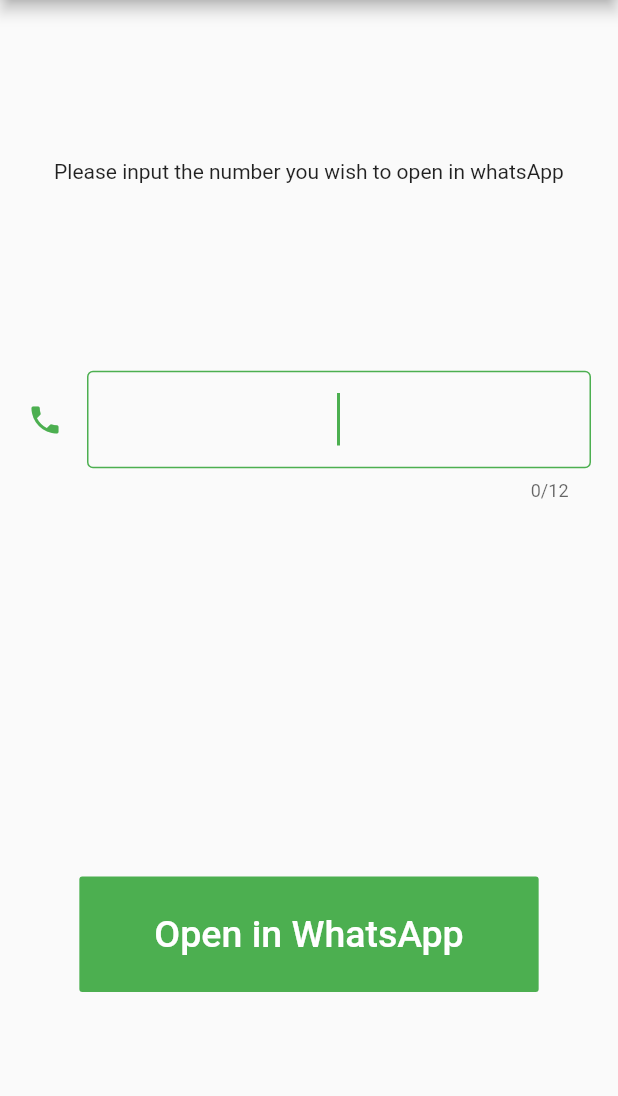
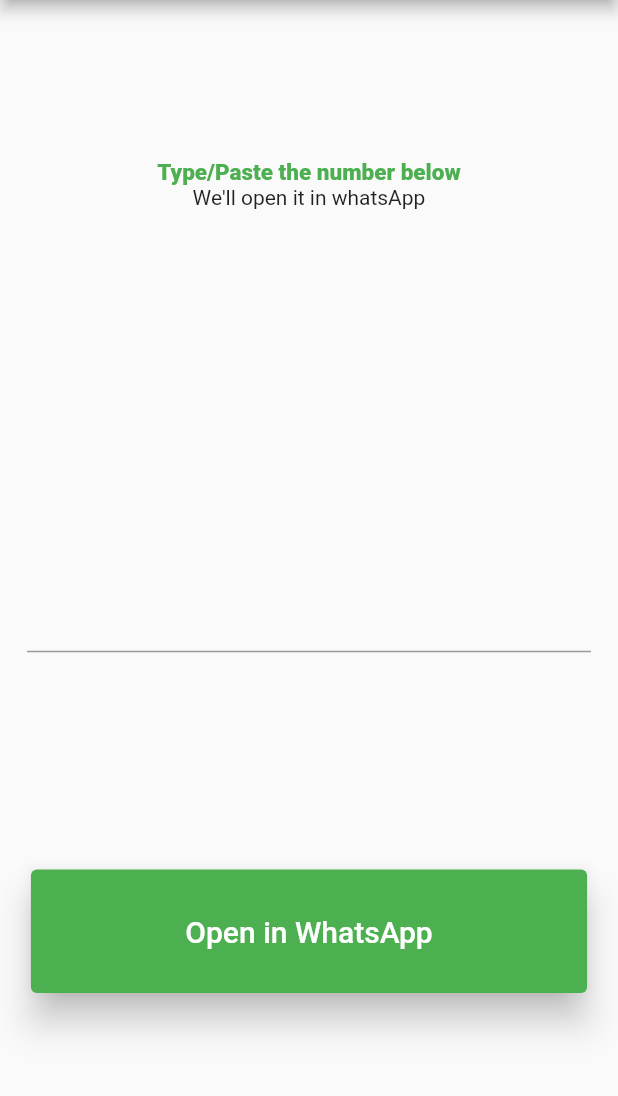
Before and after one commit to Qclaire/whatsapp_dialer, a Flutter app: the screen it shows after launch, on a phone screen of 412 x 824 dp, the part 84-1180 px from its top. Run offline on Flutter 3.47's test engine with Material 2 defaults, Android fonts, the phone set to English and light mode, and no system bars; missing offline and left inert: clipboard.

Commit message:
new style, buggy clipboard

```diff
--- a/lib/main.dart
+++ b/lib/main.dart
@@ -1,6 +1,9 @@
+import 'package:clipboard/clipboard.dart';
 import 'package:flutter/foundation.dart';
 import 'package:flutter/material.dart';
 import 'package:url_launcher/url_launcher.dart';
+import 'package:flutter/services.dart';
+
 
 void main() {
   runApp(MyApp());
@@ -31,9 +34,41 @@ class Dialer extends StatefulWidget {
   _DialerState createState() => _DialerState();
 }
 
-class _DialerState extends State<Dialer> {
+class _DialerState extends State<Dialer> with WidgetsBindingObserver {
   String _number;
   String msg = '';
+  String _clipboard='';
+
+
+  @override
+  void initState() {
+    // TODO: implement initState
+    super.initState();
+    WidgetsBinding.instance.addObserver(this);
+    FlutterClipboard.paste().then((value)=>{
+      setState((){_clipboard = value;})
+    });
+  }
+
+  @override
+  void dispose(){
+    WidgetsBinding.instance.removeObserver(this);
+    super.dispose();
+  }
+
+  @override
+  void didChangeAppLifecycleState(AppLifecycleState state){
+    if(state==AppLifecycleState.inactive || state == AppLifecycleState.detached) return;
+    final isForeground =  state == AppLifecycleState.resumed;
+    print("\n\n$isForeground\n\n");
+    if (isForeground){
+      print("isResumed");
+      FlutterClipboard.paste().then((value)=>{
+      print("\n\nhi there$value\n\n"),
+        setState((){_clipboard = value;})
+      });
+    }
+  }
 
   _dialNumber()async{
     var urlToLaunch = _number.length == 10 && _number[0] == "0" ?
@@ -42,12 +77,16 @@ class _DialerState extends State<Dialer> {
 
     String error;
 
-    if (_number.length < 10) error = "You need 10 digits, you have ${_number.length}";
+    if (_number.length < 10) error = "${_number.length} digits; You need at least 10";
     else if (_number.length == 10 && _number[0] != "0") error = "Invalid number";
     else if(!await canLaunch(urlToLaunch)) error = "Sorry we couldn't open your number";
     if(error != null) setState(() { msg = error;});
     else launch(urlToLaunch);
     }
+
+
+
+
 
 
   @override
@@ -64,22 +103,37 @@ class _DialerState extends State<Dialer> {
         child: Column(
           mainAxisAlignment: MainAxisAlignment.spaceEvenly,
           children: <Widget>[
-            Text("Please input the number you wish to open in whatsApp"),
+            Column(
+              children: [
+                Text("Type/Paste the number below", style: TextStyle(color: Colors.green, fontSize: 15, fontWeight: FontWeight.w900,),),
+                Text("We'll open it in whatsApp"),
+              ],
+            ),
+
+            _clipboard.length != 0 ? Row(
+              mainAxisAlignment: MainAxisAlignment.spaceAround,
+              children: [
+                Text("Copied: "),
+                Text("$_clipboard", style: TextStyle(color: Colors.green, fontSize: 15, fontWeight: FontWeight.w900,),),
+
+              ],
+            ):SizedBox.shrink(),
+
+
             Padding(
-              padding: const EdgeInsets.all(18.0),
-              child: TextFormField(
-                decoration: InputDecoration(icon: Icon(Icons.phone), contentPadding: EdgeInsets.symmetric(vertical: 15, horizontal: 15),
+              padding: const EdgeInsets.only(left:18.0, right: 18.0, top: 18.0, bottom: 20,),
+              child: Column(
+                children: [
+                  TextFormField(
+                    decoration: InputDecoration( contentPadding: EdgeInsets.symmetric(vertical: 15, horizontal: 15),
                     focusedBorder: OutlineInputBorder(borderSide: BorderSide(color: Colors.green))),
                     style: TextStyle(fontSize: 30),
-                autofocus: true,
-                maxLength: 12,
                     textAlign: TextAlign.center,
-
-                keyboardType: TextInputType.phone,
+                    keyboardType: TextInputType.number,
                     onChanged:(number){
                       setState(() {
                         if(number[0] == "+") {
-                      msg = "No Symbols are allowed, please";
+                          msg = "Symbols not allowed";
                         }else {
                           msg="";
                           _number = number.replaceAll(" ", "");
@@ -87,15 +141,14 @@ class _DialerState extends State<Dialer> {
                       });
                     },
                   ),
+                  Text(msg,style: TextStyle(fontSize: 16, color: Colors.redAccent),),
+                ],
               ),
-            Text(msg,style: TextStyle(fontSize: 16, color: Colors.redAccent),),
-
-            FlatButton(onPressed: _dialNumber,
-              color: Colors.green,
-              textColor: Colors.white,
-
-              padding: EdgeInsets.symmetric(vertical: 24, horizontal: 50),
-              child: Text("Open in WhatsApp",style: TextStyle(fontSize: 25),),
+            ),
+            TextButton(onPressed: _dialNumber,
+              style: TextButton.styleFrom(backgroundColor: Colors.green, padding: EdgeInsets.symmetric(vertical: 20, horizontal:10),
+                  fixedSize: Size(MediaQuery.of(context).size.width*.90, MediaQuery.of(context).size.height*.10), elevation: 10.0),
+              child: Text("Open in WhatsApp",style: TextStyle(fontSize: 20, color: Colors.white),),
             )
           ],
         ),
--- a/pubspec.yaml
+++ b/pubspec.yaml
@@ -29,6 +29,7 @@ dependencies:
   # Use with the CupertinoIcons class for iOS style icons.
   cupertino_icons: ^0.1.3
   url_launcher: ^5.0.0
+  clipboard: ^0.1.3
 
 dev_dependencies:
   flutter_test:
```
Also changed, not shown: pubspec.lock, 7 other files. Lines whose indentation alone changed are shown as unchanged.
